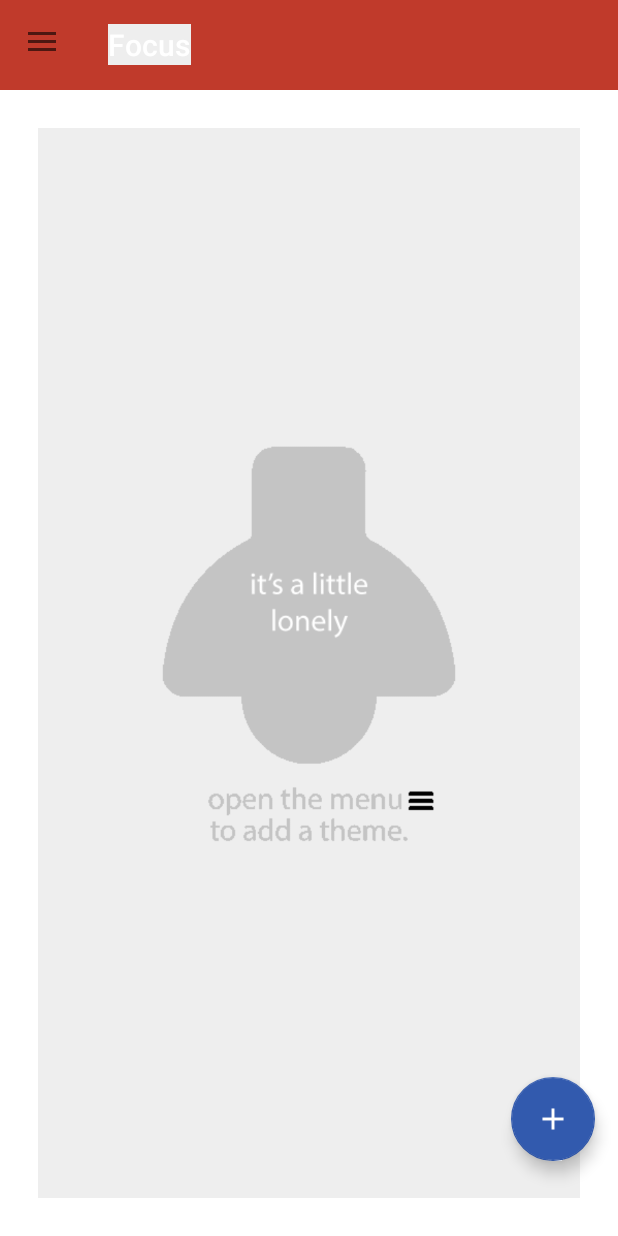
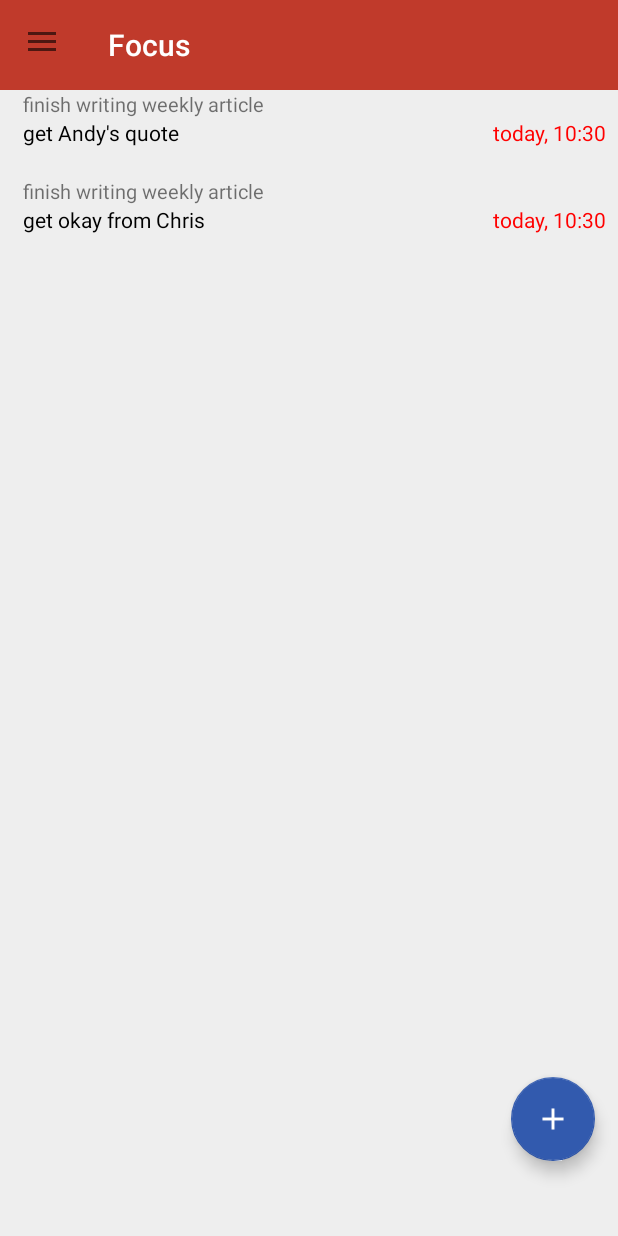
Before and after one commit to austinlogo/insomnia, an Android app: the screen it shows after launch (FocusActivity), on a phone screen of 412 x 824 dp. Run offline under Robolectric (Android 15) with nearby library versions, the phone set to English and light mode, and no system bars; our stand-ins replace ButterKnife.

Commit message:
bugs & fresh install

```diff
--- a/app/build.gradle
+++ b/app/build.gradle
@@ -22,8 +22,8 @@ android {
         applicationId "northstar.planner"
         minSdkVersion 21
         targetSdkVersion 23
-        versionCode 6
-        versionName "1.1.03"
+        versionCode 7
+        versionName "1.1.04"
 
         testInstrumentationRunner "android.support.test.runner.AndroidJUnitRunner"
     }
--- a/app/src/main/java/northstar/planner/PlannerApplication.java
+++ b/app/src/main/java/northstar/planner/PlannerApplication.java
@@ -2,7 +2,9 @@ package northstar.planner;
 
 import android.app.Application;
 
+import northstar.planner.persistence.PlannerDBHelper;
 import northstar.planner.persistence.PlannerSqliteGateway;
+import northstar.planner.persistence.fresh.FreshInstallData;
 
 public class PlannerApplication extends Application{
 
@@ -12,7 +14,13 @@ public class PlannerApplication extends Application{
     public void onCreate() {
         super.onCreate();
         context = this;
-        new PlannerSqliteGateway(getApplicationContext());
+        PlannerSqliteGateway dao = new PlannerSqliteGateway(getApplicationContext());
+
+        if (PlannerDBHelper.newInstall == 1) {
+            FreshInstallData freshInstallData = new FreshInstallData(context);
+            freshInstallData.professionalThemeConstructor(dao);
+            freshInstallData.personalThemeConstructor(dao);
+        }
     }
 
     public static Application getInstance() {
--- a/app/src/main/java/northstar/planner/models/Metric.java
+++ b/app/src/main/java/northstar/planner/models/Metric.java
@@ -67,7 +67,7 @@ public abstract class Metric extends BaseModel{
         return committed;
     }
 
-    public void setGoal(Goal goal) {
-        this.goal = goal.getId();
+    public void setGoal(long goalId) {
+        this.goal = goalId;
     }
 }
--- a/app/src/main/java/northstar/planner/models/checkboxgroup/CheckboxGroup.java
+++ b/app/src/main/java/northstar/planner/models/checkboxgroup/CheckboxGroup.java
@@ -87,10 +87,10 @@ public class CheckboxGroup
     public void onTimeSet(TimePicker view, int hourOfDay, int minute) {
 
         if (activePicker.getId() == start.getId()) {
-            startTime = DateUtils.getLongTime(hourOfDay, minute);
+            startTime = DateUtils.getTimeOfDay(hourOfDay, minute);
             activePicker.setText(DateUtils.getStringTime(startTime));
         } else {
-            endTime = DateUtils.getLongTime(hourOfDay, minute);
+            endTime = DateUtils.getTimeOfDay(hourOfDay, minute);
             activePicker.setText(DateUtils.getStringTime(endTime));
         }
 
--- a/app/src/main/java/northstar/planner/persistence/PlannerDBHelper.java
+++ b/app/src/main/java/northstar/planner/persistence/PlannerDBHelper.java
@@ -1,6 +1,7 @@
 package northstar.planner.persistence;
 
 import android.content.Context;
+import android.database.Cursor;
 import android.database.sqlite.SQLiteDatabase;
 import android.database.sqlite.SQLiteOpenHelper;
 
@@ -14,6 +15,7 @@ public class PlannerDBHelper extends SQLiteOpenHelper {
 
     public static final String DB_FILENAME = "PlannerApplication.db";
     private static final int DB_VERSION = 1;
+    public static int newInstall = 0;
     private static PlannerDBHelper instance;
 
     public PlannerDBHelper(Context context) {
@@ -22,7 +24,7 @@ public class PlannerDBHelper extends SQLiteOpenHelper {
         onCreate(getWritableDatabase());
     }
 
-    public static SQLiteDatabase getInstance() {
+    public static SQLiteDatabase getDbInstance() {
         return instance == null
                 ? null
                 : instance.getWritableDatabase();
@@ -30,16 +32,17 @@ public class PlannerDBHelper extends SQLiteOpenHelper {
 
     @Override
     public void onCreate(SQLiteDatabase db) {
+        newInstall += doesTableExists(ThemeTable.TABLE_NAME, db) ? 0 : 1;
+
         db.execSQL(ThemeTable.SQL_CREATE_QUERY);
         db.execSQL(GoalTable.SQL_CREATE_QUERY);
         db.execSQL(TaskTable.SQL_CREATE_QUERY);
         db.execSQL(MetricTable.SQL_CREATE_QUERY);
         db.execSQL(ActiveHoursTable.SQL_CREATE_QUERY);
-
-//        db.execSQL("ALTER TABLE " + TaskTable.TABLE_NAME + " ADD " + TaskTable.REMINDER_COLUMN + " NUMERIC;");
     }
 
     public static void clearAll(SQLiteDatabase db) {
+
         db.execSQL(ThemeTable.getDropTableQuery());
         db.execSQL(GoalTable.getDropTableQuery());
         db.execSQL(TaskTable.getDropTableQuery());
@@ -51,4 +54,18 @@ public class PlannerDBHelper extends SQLiteOpenHelper {
         clearAll(db);
         onCreate(db);
     }
+
+    private boolean doesTableExists(String tableName, SQLiteDatabase mDatabase) {
+
+
+        Cursor cursor = mDatabase.rawQuery("select DISTINCT tbl_name from sqlite_master where tbl_name = '"+tableName+"'", null);
+        if(cursor!=null) {
+            if(cursor.getCount()>0) {
+                cursor.close();
+                return true;
+            }
+            cursor.close();
+        }
+        return false;
+    }
 }
--- a/app/src/main/java/northstar/planner/persistence/PlannerSqliteGateway.java
+++ b/app/src/main/java/northstar/planner/persistence/PlannerSqliteGateway.java
@@ -34,11 +34,15 @@ public class PlannerSqliteGateway {//implements PlannerGateway {
 
     public PlannerSqliteGateway(Context ctx) {
         new PlannerDBHelper(ctx);
-        db = PlannerDBHelper.getInstance();
+        db = PlannerDBHelper.getDbInstance();
+    }
+
+    public PlannerSqliteGateway(SQLiteDatabase db) {
+        this.db = db;
     }
 
     public PlannerSqliteGateway() {
-        db = PlannerDBHelper.getInstance();
+        db = PlannerDBHelper.getDbInstance();
     }
 
     public Theme addTheme(Theme newTheme, int position) {
@@ -263,14 +267,6 @@ public class PlannerSqliteGateway {//implements PlannerGateway {
         return i == 1;
     }
 
-    public boolean removeTheme(String title) {
-        String whereClause = ThemeTable.TITLE_COLUMN + EQUALSQ;
-        String[] whereArgs = { title };
-
-        int i = db.delete(ThemeTable.TABLE_NAME, whereClause, whereArgs);
-        return i > 0 ;
-    }
-
     public boolean removeGoal(long goalId) {
         String whereClause = GoalTable._ID + EQUALSQ;
         String[] whereArgs = { Long.toString(goalId) };
@@ -427,7 +423,7 @@ public class PlannerSqliteGateway {//implements PlannerGateway {
 
     public List<Task> getTasksByPriority() {
         Date now = new Date();
-        long timeOfDay = DateUtils.getLongTime(now.getHours(), now.getMinutes());
+        long timeOfDay = DateUtils.getTimeOfDay(now.getHours(), now.getMinutes());
 
         String query = "Select ta.*, g." + GoalTable.TITLE_COLUMN + " as " + GoalTable.uniqueTitle() + " from " + TaskTable.TABLE_NAME + " ta"
                 + " LEFT JOIN " + GoalTable.TABLE_NAME + " g on"
@@ -530,12 +526,27 @@ public class PlannerSqliteGateway {//implements PlannerGateway {
         }
     }
 
+    public void updateActiveHour(long themeId, long day, long start, long end) {
+        insertActiveHour(themeId, day, start, end);
+    }
+
     private void updateActiveHour(long themeId, CheckboxGroup.CheckboxGroupIndex index, CheckboxGroup currentGroup) {
+        insertActiveHour(themeId, index.getValue(), currentGroup.getStartTime(), currentGroup.getEndTime());
+//        ContentValues cv = new ContentValues();
+//        cv.put(ActiveHoursTable.THEME_COLUMN, themeId);
+//        cv.put(ActiveHoursTable.DAY_COLUMN, index.getValue());
+//        cv.put(ActiveHoursTable.START_COLUMN, currentGroup.getStartTime());
+//        cv.put(ActiveHoursTable.END_COLUMN, currentGroup.getEndTime());
+//
+//        db.insertWithOnConflict(ActiveHoursTable.TABLE_NAME, null, cv, SQLiteDatabase.CONFLICT_REPLACE);
+    }
+
+    private void insertActiveHour(long themeId, long day, long start, long end) {
         ContentValues cv = new ContentValues();
         cv.put(ActiveHoursTable.THEME_COLUMN, themeId);
-        cv.put(ActiveHoursTable.DAY_COLUMN, index.getValue());
-        cv.put(ActiveHoursTable.START_COLUMN, currentGroup.getStartTime());
-        cv.put(ActiveHoursTable.END_COLUMN, currentGroup.getEndTime());
+        cv.put(ActiveHoursTable.DAY_COLUMN, day);
+        cv.put(ActiveHoursTable.START_COLUMN, start);
+        cv.put(ActiveHoursTable.END_COLUMN, end);
 
         db.insertWithOnConflict(ActiveHoursTable.TABLE_NAME, null, cv, SQLiteDatabase.CONFLICT_REPLACE);
     }
--- /dev/null
+++ b/app/src/main/java/northstar/planner/persistence/fresh/FreshInstallData.java
@@ -0,0 +1,173 @@
+package northstar.planner.persistence.fresh;
+
+import android.app.Application;
+
+import java.util.List;
+
+import northstar.planner.R;
+import northstar.planner.models.Goal;
+import northstar.planner.models.Metric;
+import northstar.planner.models.MetricType;
+import northstar.planner.models.Task;
+import northstar.planner.models.Theme;
+import northstar.planner.models.checkboxgroup.CheckboxGroup;
+import northstar.planner.persistence.PlannerSqliteGateway;
+import northstar.planner.utils.DateUtils;
+
+public class FreshInstallData {
+
+    private Application ctx;
+    private List<Theme> freshInstallThemes;
+
+    public FreshInstallData(Application ctx) {
+        this.ctx = ctx;
+    }
+
+    public void professionalThemeConstructor(PlannerSqliteGateway dao) {
+        Theme theme = constructProfessionalTheme();
+        theme = dao.addTheme(theme, 0);
+
+        Goal goal = constructGoalFinishArticle(theme.getId());
+        long id = dao.addGoal(goal);
+        goal.setId(id);
+
+        Metric approvalsNeeded = constructMetricApprovals(goal.getId());
+        approvalsNeeded.adjustProgress();
+        approvalsNeeded = dao.addMetric(approvalsNeeded);
+
+        Metric quotesMetric = constructMetricQuotes(goal.getId());
+        quotesMetric = dao.addMetric(quotesMetric);
+
+        Task andyTask = constructGetAndyQuote(goal.getId(), quotesMetric);
+        andyTask = dao.addTask(andyTask);
+
+        Task chrisTask = constructGetBossApprovalTask(goal.getId(), approvalsNeeded);
+        dao.addTask(chrisTask);
+
+        dao.updateActiveHour(theme.getId(), CheckboxGroup.CheckboxGroupIndex.WEEKDAYS.getValue(),DateUtils.getTimeOfDay(0, 0), DateUtils.getTimeOfDay(23, 59));
+        dao.updateActiveHour(theme.getId(), CheckboxGroup.CheckboxGroupIndex.WEEKENDS.getValue(),DateUtils.getTimeOfDay(0, 0), DateUtils.getTimeOfDay(23, 59));
+        dao.updateActiveHour(theme.getId(), CheckboxGroup.CheckboxGroupIndex.MONDAY.getValue(),DateUtils.getTimeOfDay(0, 0), DateUtils.getTimeOfDay(23, 59));
+        dao.updateActiveHour(theme.getId(), CheckboxGroup.CheckboxGroupIndex.TUESDAY.getValue(),DateUtils.getTimeOfDay(0, 0), DateUtils.getTimeOfDay(23, 59));
+        dao.updateActiveHour(theme.getId(), CheckboxGroup.CheckboxGroupIndex.WEDNESDAY.getValue(),DateUtils.getTimeOfDay(0, 0), DateUtils.getTimeOfDay(23, 59));
+        dao.updateActiveHour(theme.getId(), CheckboxGroup.CheckboxGroupIndex.THURSDAY.getValue(),DateUtils.getTimeOfDay(0, 0), DateUtils.getTimeOfDay(23, 59));
+        dao.updateActiveHour(theme.getId(), CheckboxGroup.CheckboxGroupIndex.FRIDAY.getValue(),DateUtils.getTimeOfDay(0, 0), DateUtils.getTimeOfDay(23, 59));
+        dao.updateActiveHour(theme.getId(), CheckboxGroup.CheckboxGroupIndex.SATURDAY.getValue(),DateUtils.getTimeOfDay(0, 0), DateUtils.getTimeOfDay(23, 59));
+        dao.updateActiveHour(theme.getId(), CheckboxGroup.CheckboxGroupIndex.SUNDAY.getValue(),DateUtils.getTimeOfDay(0, 0), DateUtils.getTimeOfDay(23, 59));
+    }
+
+    private Theme constructProfessionalTheme() {
+        String professionalThemeTitle = ctx.getResources().getString(R.string.professional_title);
+        String professionalThemeDescription = ctx.getResources().getString(R.string.professional_description);
+        return new Theme(professionalThemeTitle, professionalThemeDescription);
+    }
+
+    private Goal constructGoalFinishArticle(long themeId) {
+        String title = ctx.getResources().getString(R.string.professional_goal_article_title);
+        String description = ctx.getResources().getString(R.string.professional_goal_article_description);
+        return new Goal(themeId, title, description);
+    }
+
+    private Metric constructMetricApprovals(long goalId) {
+        String title = ctx.getResources().getString(R.string.professional_metric_article_title);
+
+        Metric decMetric = Metric.newInstance(title, 0, MetricType.DECREMENTAL);
+        decMetric.setGoal(goalId);
+
+        return decMetric;
+    }
+
+    private Metric constructMetricQuotes(long goalId) {
+        String title = ctx.getResources().getString(R.string.professional_metric_article_title_2);
+
+        Metric incMetric = Metric.newInstance(title, 3, MetricType.INCREMENTAL);
+        incMetric.setGoal(goalId);
+        incMetric.updateProgress(1);
+
+        return incMetric;
+    }
+
+    private Task constructGetAndyQuote(long goalId, Metric metric) {
+        String title = ctx.getResources().getString(R.string.professional_task_quote_andy);
+
+        Task task = new Task();
+        task.setGoal(goalId);
+        task.setTitle(title);
+        task.setMetric(metric);
+
+        return task;
+    }
+
+    private Task constructGetBossApprovalTask(long goalId, Metric metric) {
+        String title = ctx.getResources().getString(R.string.professional_task_approval);
+
+        Task task = new Task();
+        task.setGoal(goalId);
+        task.setTitle(title);
+        task.setMetric(metric);
+
+        return task;
+    }
+
+    public void personalThemeConstructor(PlannerSqliteGateway dao) {
+        Theme theme = constructPersonalTheme();
+        theme = dao.addTheme(theme, 0);
+
+        Goal goalGuitar = constructGoalLearnGuitar(theme.getId());
+        long id = dao.addGoal(goalGuitar);
+        goalGuitar.setId(id);
+
+        Goal goalReadMore = constructGoalReadMore(theme.getId());
+        long id2 = dao.addGoal(goalReadMore);
+        goalReadMore.setId(id2);
+
+        Task taskNewString = constructTaskNewStrings(goalGuitar.getId());
+        dao.addTask(taskNewString);
+
+        Task taskPractice = constructTaskAfternoonPractice(goalGuitar.getId());
+        dao.addTask(taskPractice);
+
+        Task taskReading = constructTaskFinishMistborn(goalReadMore.getId());
+        dao.addTask(taskReading);
+    }
+
+    private Theme constructPersonalTheme() {
+        String professionalThemeTitle = ctx.getResources().getString(R.string.personal_title);
+        String professionalThemeDescription = ctx.getResources().getString(R.string.personal_description);
+        return new Theme(professionalThemeTitle, professionalThemeDescription);
+    }
+
+    private Goal constructGoalLearnGuitar(long themeId) {
+        String title = ctx.getResources().getString(R.string.personal_goal_guitar_title);
+        return new Goal(themeId, title, "");
+    }
+
+    private Goal constructGoalReadMore(long themeId) {
+        String title = ctx.getResources().getString(R.string.personal_goal_reading_title);
+        return new Goal(themeId, title, "");
+    }
+
+    private Task constructTaskNewStrings(long goalId) {
+        String title = ctx.getResources().getString(R.string.personal_task_strings_title);
+        Task task = new Task();
+        task.setGoal(goalId);
+        task.setTitle(title);
+        return task;
+    }
+
+    private Task constructTaskAfternoonPractice(long goalId) {
+        String title = ctx.getResources().getString(R.string.personal_task_practice_title);
+        Task task = new Task();
+        task.setGoal(goalId);
+        task.setTitle(title);
+        return task;
+    }
+
+
+    private Task constructTaskFinishMistborn(long goalId) {
+        String title = ctx.getResources().getString(R.string.personal_task_reading_title);
+        Task task = new Task();
+        task.setGoal(goalId);
+        task.setTitle(title);
+        return task;
+    }
+}
--- a/app/src/main/java/northstar/planner/presentation/goal/GoalActivity.java
+++ b/app/src/main/java/northstar/planner/presentation/goal/GoalActivity.java
@@ -128,7 +128,7 @@ public class GoalActivity
     public Metric addandStoreMetric(Metric sc) {
         setFragmentVisible(mainFragmentLayout);
 
-        sc.setGoal(currentGoal);
+        sc.setGoal(currentGoal.getId());
         sc = getDao().addMetric(sc);
         currentGoal.addMetric(sc);
         goalFragment.initViews(currentGoal);
--- a/app/src/main/java/northstar/planner/presentation/task/TaskActivity.java
+++ b/app/src/main/java/northstar/planner/presentation/task/TaskActivity.java
@@ -104,7 +104,7 @@ public class TaskActivity
 
 //    @Override
 //    public void onDateSet(DatePicker view, int year, int monthOfYear, int dayOfMonth) {
-//        selectedDate = Calendar.getInstance();
+//        selectedDate = Calendar.getDbInstance();
 //        selectedDate.set(year, monthOfYear, dayOfMonth);
 //        timePickerDialog.show();
 //    }
--- a/app/src/main/java/northstar/planner/utils/DateUtils.java
+++ b/app/src/main/java/northstar/planner/utils/DateUtils.java
@@ -79,7 +79,7 @@ public class DateUtils {
         return c;
     }
 
-    public static long getLongTime(int hourOfDay, int minute) {
+    public static long getTimeOfDay(int hourOfDay, int minute) {
         return (hourOfDay * MINUTES_IN_HOUR) + minute;
     }
 
--- a/app/src/main/res/layout/fragment_task.xml
+++ b/app/src/main/res/layout/fragment_task.xml
@@ -75,8 +75,32 @@
     </LinearLayout>
 
     <LinearLayout
+        android:id="@+id/fragment_task_reminder_container"
+        android:layout_below="@+id/fragment_task_snooze_container"
+        android:layout_width="match_parent"
+        android:layout_gravity="center_horizontal"
+        android:background="?selectableItemBackground"
+        android:layout_height="wrap_content"
+        android:layout_alignParentStart="true">
+
+        <ImageView
+            android:padding="@dimen/smallSpace"
+            android:layout_width="@dimen/icon_width"
+            android:layout_height="@dimen/icon_width"
+            android:src="@drawable/ic_alarm_black_36dp"/>
+
+        <TextView
+            android:id="@+id/fragment_reminder_snooze"
+            android:hint="@string/reminder_not_set"
+            android:layout_width="match_parent"
+            android:layout_gravity="center_vertical"
+            android:layout_height="wrap_content"/>
+
+    </LinearLayout>
+
+    <LinearLayout
         android:id="@+id/fragment_task_goal_container"
-        android:layout_below="@id/fragment_task_snooze_container"
+        android:layout_below="@id/fragment_task_reminder_container"
         android:layout_width="match_parent"
         android:layout_gravity="center_horizontal"
         android:background="?selectableItemBackground"
@@ -146,28 +170,4 @@
             android:layout_width="match_parent"
             android:layout_height="wrap_content"/>
     </LinearLayout>
-
-    <LinearLayout
-        android:id="@+id/fragment_task_reminder_container"
-        android:layout_width="match_parent"
-        android:layout_gravity="center_horizontal"
-        android:background="?selectableItemBackground"
-        android:layout_height="wrap_content"
-        android:layout_below="@+id/fragment_task_snooze_container"
-        android:layout_alignParentStart="true">
-
-        <ImageView
-            android:padding="@dimen/smallSpace"
-            android:layout_width="@dimen/icon_width"
-            android:layout_height="@dimen/icon_width"
-            android:src="@drawable/ic_alarm_black_36dp"/>
-
-        <TextView
-            android:id="@+id/fragment_reminder_snooze"
-            android:hint="@string/reminder_not_set"
-            android:layout_width="match_parent"
-            android:layout_gravity="center_vertical"
-            android:layout_height="wrap_content"/>
-
-    </LinearLayout>
 </RelativeLayout>
--- a/app/src/main/res/values/colors.xml
+++ b/app/src/main/res/values/colors.xml
@@ -7,7 +7,7 @@
 
 
 
-    <color name="red">#ffffff</color>
+    <color name="red">#ff0000</color>
     <color name="green">#27ae60</color>
     <color name="white">#FFF</color>
     <color name="lightGrey">#DDD</color>
--- /dev/null
+++ b/app/src/main/res/values/fresh_intall_strings.xml
@@ -0,0 +1,19 @@
+<?xml version="1.0" encoding="utf-8"?>
+<resources>
+
+    <string name="professional_title">Professional</string>
+    <string name="professional_description">Everything that makes me money</string>
+    <string name="professional_goal_article_title">finish writing weekly article</string>
+    <string name="professional_goal_article_description">my thoughts on the podcast industry</string>
+    <string name="professional_metric_article_title">Necessary Approvals Remaining</string>
+    <string name="professional_metric_article_title_2">quotes from colleagues</string>
+    <string name="professional_task_quote_andy">get Andy\'s quote</string>
+    <string name="professional_task_approval">get okay from Chris</string>
+    <string name="personal_title">Personal</string>
+    <string name="personal_description">for me</string>
+    <string name="personal_goal_guitar_title">Learn Guitar</string>
+    <string name="personal_goal_reading_title">Reading</string>
+    <string name="personal_task_strings_title">Get new strings</string>
+    <string name="personal_task_practice_title">practice 30 mins</string>
+    <string name="personal_task_reading_title">finish Mistborn</string>
+</resources>
--- a/app/src/main/res/values/styles.xml
+++ b/app/src/main/res/values/styles.xml
@@ -6,11 +6,6 @@
         <item name="colorPrimary">@color/colorPrimary</item>
         <item name="colorPrimaryDark">@color/colorPrimaryDark</item>
         <item name="colorAccent">@color/colorAccent</item>
-        <item name="android:textColorTertiary">#999</item>
-
-        <item name="android:background">#EEE</item>
-        <item name="android:textColor">@android:color/black</item>
-        <item name="android:textColorHint">#000</item>
     </style>
 
     <style name="AppTheme.NoActionBar" parent="Theme.AppCompat.NoActionBar">
```
